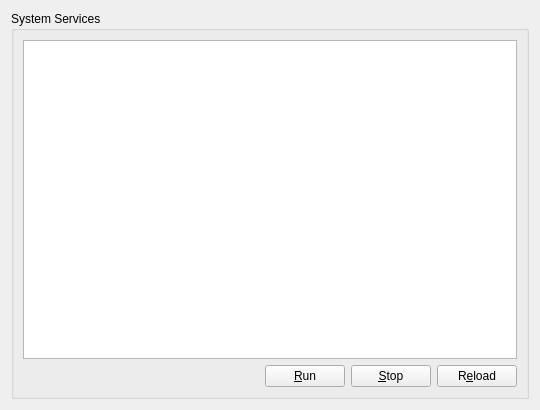
The window that branches/tasma-2009/service-manager/src/ui.ui (pars-linux/uludag) describes before a commit, drawn with Qt 5.
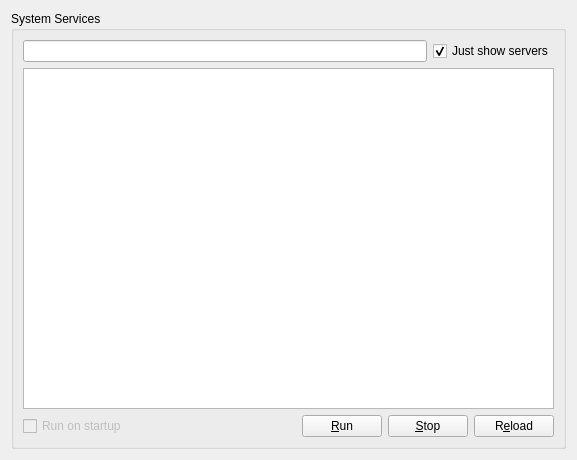
The same window after the commit. Icons and pictures are not drawn. Custom widgets are drawn as their Qt base class.

Commit message: * A lot of fixes for base system  * I wrote a small script for fixing py files created    from uis with pykde4uic.  * Icons updated

The edit to the form file:
```diff
--- a/branches/tasma-2009/service-manager/src/ui.ui
+++ b/branches/tasma-2009/service-manager/src/ui.ui
@@ -5,8 +5,8 @@
    <rect>
     <x>0</x>
     <y>0</y>
-    <width>540</width>
-    <height>410</height>
+    <width>577</width>
+    <height>460</height>
    </rect>
   </property>
   <property name="windowTitle" >
@@ -20,16 +20,65 @@
      </property>
      <layout class="QGridLayout" name="gridLayout_2" >
       <item row="0" column="0" colspan="4" >
-       <widget class="QListWidget" name="listServices" />
+       <layout class="QHBoxLayout" name="horizontalLayout" >
+        <item>
+         <widget class="KLineEdit" name="lineSearch" >
+          <property name="urlDropsEnabled" >
+           <bool>false</bool>
+          </property>
+          <property name="clickMessage" >
+           <string>type service name to search...</string>
+          </property>
+          <property name="showClearButton" stdset="0" >
+           <bool>true</bool>
+          </property>
+         </widget>
+        </item>
+        <item>
+         <widget class="QCheckBox" name="checkShowServers" >
+          <property name="text" >
+           <string>Just show servers</string>
+          </property>
+          <property name="checked" >
+           <bool>true</bool>
+          </property>
+         </widget>
+        </item>
+       </layout>
       </item>
-      <item row="1" column="0" >
-       <widget class="QLabel" name="labelStatus" >
+      <item row="1" column="0" colspan="4" >
+       <widget class="QListWidget" name="listServices" >
+        <property name="font" >
+         <font>
+          <weight>50</weight>
+          <bold>false</bold>
+         </font>
+        </property>
+        <property name="editTriggers" >
+         <set>QAbstractItemView::NoEditTriggers</set>
+        </property>
+        <property name="iconSize" >
+         <size>
+          <width>32</width>
+          <height>32</height>
+         </size>
+        </property>
+        <property name="verticalScrollMode" >
+         <enum>QAbstractItemView::ScrollPerPixel</enum>
+        </property>
+       </widget>
+      </item>
+      <item row="2" column="0" >
+       <widget class="QCheckBox" name="checkRunOnStartup" >
+        <property name="enabled" >
+         <bool>false</bool>
+        </property>
         <property name="text" >
-         <string/>
+         <string>Run on startup</string>
         </property>
        </widget>
       </item>
-      <item row="1" column="1" >
+      <item row="2" column="1" >
        <widget class="QPushButton" name="buttonRun" >
         <property name="sizePolicy" >
          <sizepolicy vsizetype="Fixed" hsizetype="Fixed" >
@@ -42,7 +91,7 @@
         </property>
        </widget>
       </item>
-      <item row="1" column="2" >
+      <item row="2" column="2" >
        <widget class="QPushButton" name="buttonStop" >
         <property name="sizePolicy" >
          <sizepolicy vsizetype="Fixed" hsizetype="Fixed" >
@@ -55,7 +104,7 @@
         </property>
        </widget>
       </item>
-      <item row="1" column="3" >
+      <item row="2" column="3" >
        <widget class="QPushButton" name="buttonReload" >
         <property name="sizePolicy" >
          <sizepolicy vsizetype="Fixed" hsizetype="Fixed" >
@@ -73,6 +122,13 @@
    </item>
   </layout>
  </widget>
+ <customwidgets>
+  <customwidget>
+   <class>KLineEdit</class>
+   <extends>QLineEdit</extends>
+   <header>klineedit.h</header>
+  </customwidget>
+ </customwidgets>
  <resources>
   <include location="data.qrc" />
  </resources>
```
Left out of the diff: 12 changed lines with no effect on the pictures. The commit also changes 13 other files.
